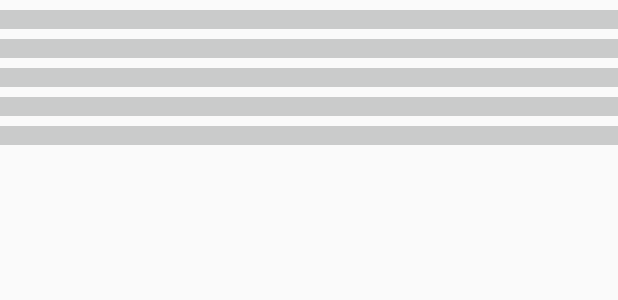
After one commit to Njfk/forwork, an Android app: the layout layout_demo_grid.xml on its own in the app's theme, with its tools: preview values and no code run, on a phone screen of 412 x 824 dp. The commit adds this screen. Shown: the top 300 px of the screen. Run offline under Robolectric (Android 15) with nearby library versions, the phone set to English and light mode, and no system bars; network calls fail; Roboto replaces fonts that are not available here.

Commit message:
骨架屏Demo

```diff
--- a/app/build.gradle
+++ b/app/build.gradle
@@ -92,6 +92,7 @@ dependencies {
     compile 'com.hyman:flowlayout-lib:1.1.2'
     compile 'com.github.PhilJay:MPAndroidChart:v3.1.0-alpha'
     compile 'com.github.chrisbanes:PhotoView:2.1.3'
+    compile 'com.github.sharish:ShimmerRecyclerView:v1.3'
     testCompile 'junit:junit:4.12'
     annotationProcessor 'com.jakewharton:butterknife-compiler:8.8.1'
 }
--- /dev/null
+++ b/app/src/main/res/layout/layout_demo_grid.xml
@@ -0,0 +1,35 @@
+<?xml version="1.0" encoding="utf-8"?>
+<LinearLayout xmlns:android="http://schemas.android.com/apk/res/android"
+    android:orientation="vertical" android:layout_width="match_parent"
+    android:layout_height="match_parent">
+    <View
+        android:alpha="0.5"
+        android:layout_width="match_parent"
+        android:layout_height="@dimen/dp_10"
+        android:layout_marginTop="@dimen/dp_5"
+        android:background="#9B9C9C"/>
+    <View
+        android:alpha="0.5"
+        android:layout_width="match_parent"
+        android:layout_height="@dimen/dp_10"
+        android:layout_marginTop="@dimen/dp_5"
+        android:background="#9B9C9C"/>
+    <View
+        android:alpha="0.5"
+        android:layout_width="match_parent"
+        android:layout_height="@dimen/dp_10"
+        android:layout_marginTop="@dimen/dp_5"
+        android:background="#9B9C9C"/>
+    <View
+        android:alpha="0.5"
+        android:layout_width="match_parent"
+        android:layout_height="@dimen/dp_10"
+        android:layout_marginTop="@dimen/dp_5"
+        android:background="#9B9C9C"/>
+    <View
+        android:alpha="0.5"
+        android:layout_width="match_parent"
+        android:layout_height="@dimen/dp_10"
+        android:layout_marginTop="@dimen/dp_5"
+        android:background="#9B9C9C"/>
+</LinearLayout>
```
Also changed, not shown: app/src/main/java/com/forwork/com/forwork/ui/activity/MusicActivity.java (+12 -12 lines), app/src/main/java/com/forwork/com/forwork/ui/fragment/Index1Fragment.java (+12 -3 lines), app/src/main/java/com/forwork/com/forwork/ui/service/MusicService.java (+18 -9 lines), app/src/main/res/layout/fragment_index1.xml (+9 -4 lines), app/src/main/res/layout/item_music_notification.xml (+9 -0 lines), app/src/main/res/drawable-xhdpi/ic_remove.png (added), app/src/main/res/drawable-xxhdpi/notification_close.png (added).
